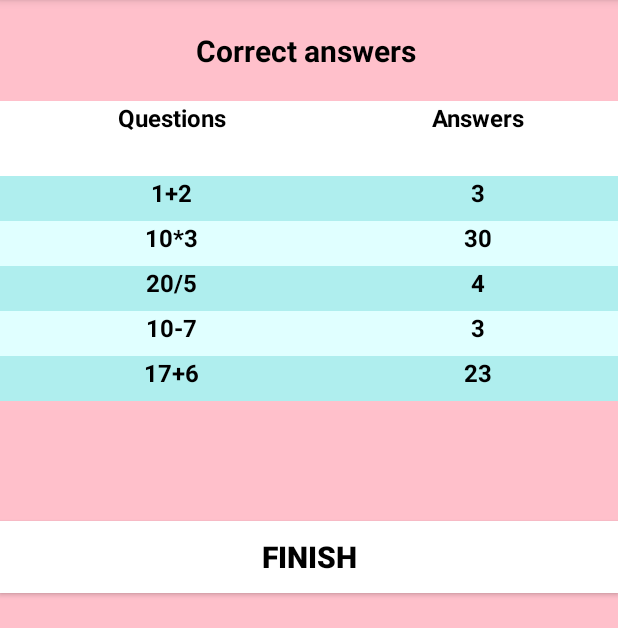
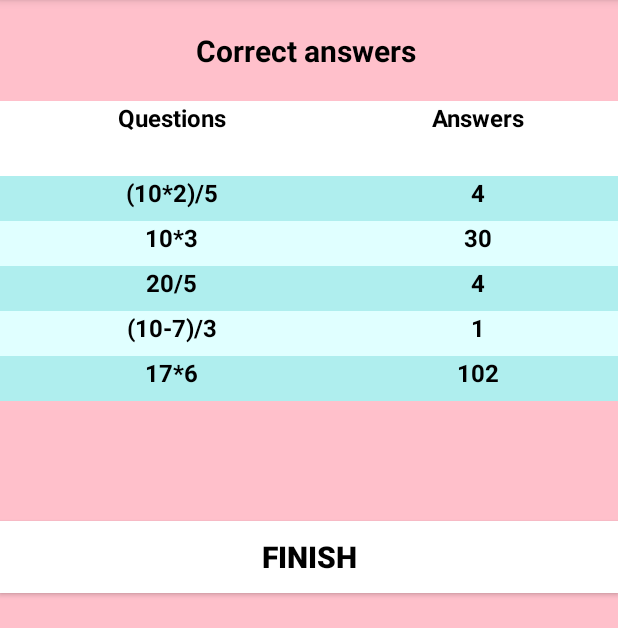
Before and after one commit to nafishasalsabil/MiniprojectBrainer, an Android app: the Main4Activity screen opened directly, with no data from a screen before it, on a phone screen of 412 x 824 dp, the part 84-712 px from its top. Run offline under Robolectric (Android 15) with nearby library versions, the phone set to English and light mode, and no system bars.

Commit message:
The project has been modified

```diff
--- a/app/src/main/res/layout/activity_main4.xml
+++ b/app/src/main/res/layout/activity_main4.xml
@@ -61,7 +61,7 @@
             android:layout_height="30dp"
             android:paddingLeft="10dp"
             android:paddingRight="10dp"
-            android:text="1+2"
+            android:text="(10*2)/5"
             android:layout_gravity="center"
             android:textColor="@android:color/black"
             android:textSize="16sp"
@@ -72,7 +72,7 @@
             android:layout_height="30dp"
             android:paddingLeft="10dp"
             android:paddingRight="10dp"
-            android:text="3"
+            android:text="4"
             android:layout_gravity="center"
             android:textColor="@android:color/black"
             android:textSize="16sp"
@@ -149,7 +149,7 @@
             android:layout_height="30dp"
             android:paddingLeft="10dp"
             android:paddingRight="10dp"
-            android:text="10-7"
+            android:text="(10-7)/3"
             android:textColor="@android:color/black"
             android:textSize="16sp"
             android:textStyle="bold"
@@ -160,7 +160,7 @@
             android:layout_height="30dp"
             android:paddingLeft="10dp"
             android:paddingRight="10dp"
-            android:text="3"
+            android:text="1"
             android:textColor="@android:color/black"
             android:textSize="16sp"
             android:textStyle="bold"
@@ -181,7 +181,7 @@
             android:layout_gravity="center"
             android:paddingLeft="10dp"
             android:paddingRight="10dp"
-            android:text="17+6"
+            android:text="17*6"
             android:textColor="@android:color/black"
             android:textSize="16sp"
             android:textStyle="bold" />
@@ -192,7 +192,7 @@
             android:layout_gravity="center"
             android:paddingLeft="10dp"
             android:paddingRight="10dp"
-            android:text="23"
+            android:text="102"
             android:textColor="@android:color/black"
             android:textSize="16sp"
             android:textStyle="bold" />
```
